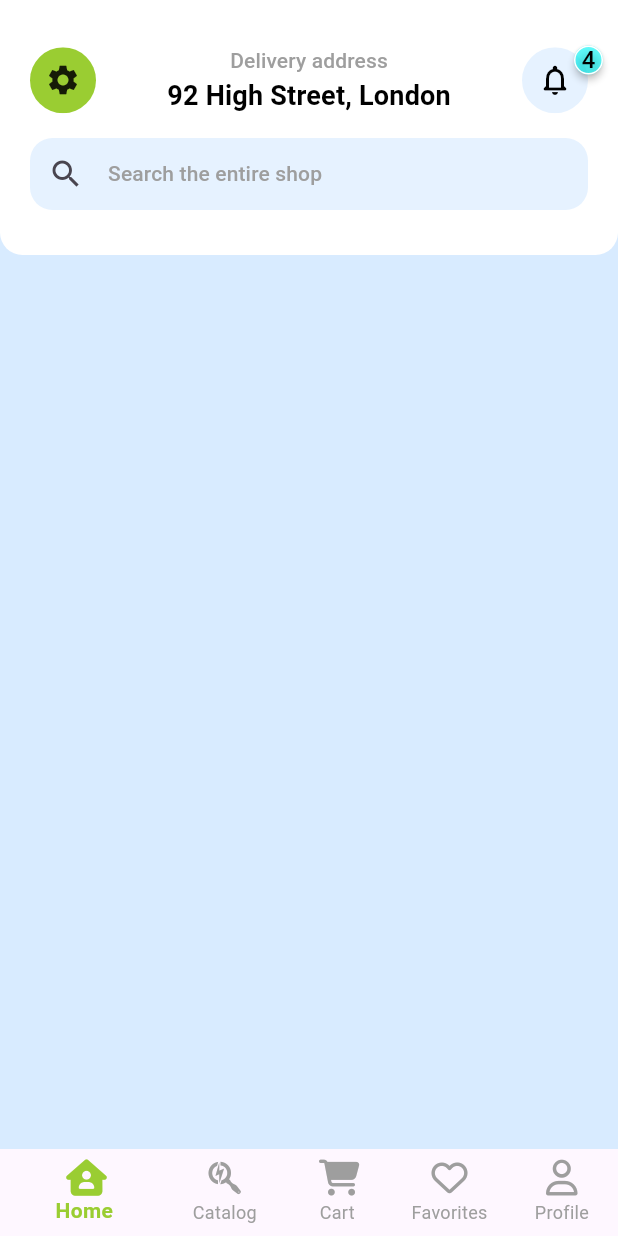
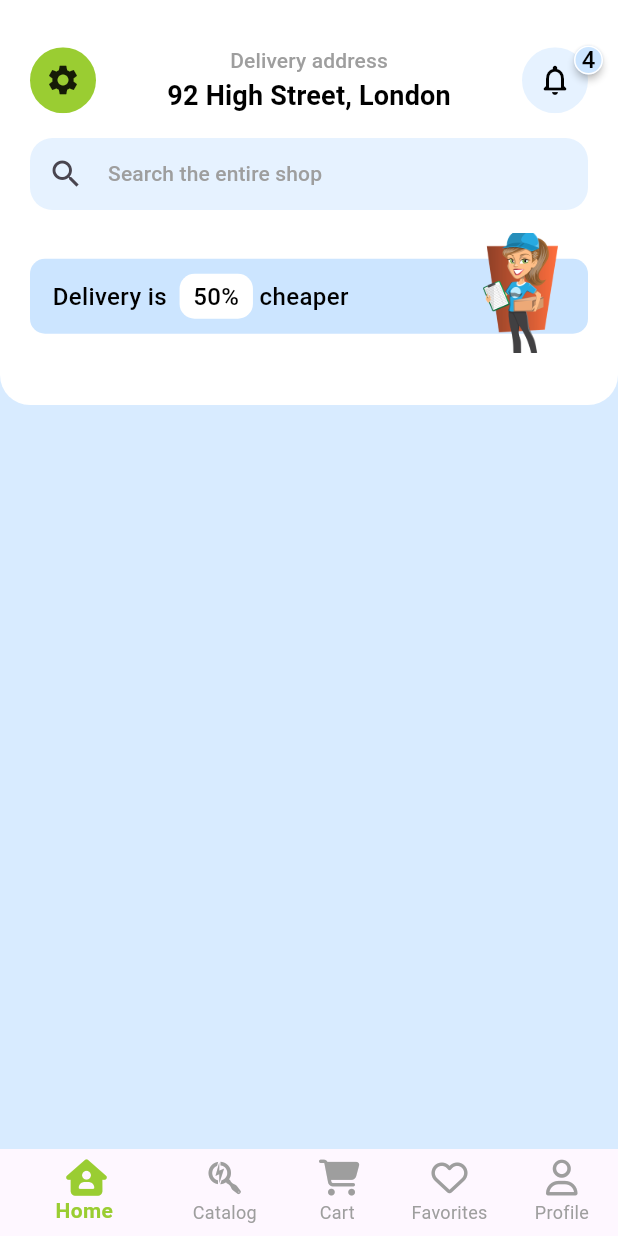
Before and after one commit to DevAdedoyin/gadget_store, a Flutter app: the screen it shows after launch, on a phone screen of 412 x 824 dp. Run offline on Flutter 3.47's test engine with Material 3 defaults, Android fonts, the phone set to English and light mode, and no system bars; drawn by our look-alikes of badges; our stand-ins replace flutter_riverpod, font_awesome_flutter, go_router, google_fonts; Roboto replaces fonts that are missing (Poppins).

Commit message:
HOME tab upper section completed

```diff
--- /dev/null
+++ b/lib/common/gaps.dart
@@ -0,0 +1,11 @@
+import 'package:flutter/cupertino.dart';
+
+import '../constants/gap_sizes.dart';
+
+verticalGap(double gap) => SizedBox(
+      height: gap,
+    );
+
+horizontalGap(double gap) => SizedBox(
+      width: gap,
+    );
--- a/lib/constants/colors.dart
+++ b/lib/constants/colors.dart
@@ -5,7 +5,7 @@ class AppColors {
   static Color greyColor = Colors.grey;
   static Color secondaryColor = const Color.fromRGBO(204, 229, 255, 0.5);
   static Color tertiaryColor = const Color.fromRGBO(154, 205, 50, 1);
-   static Color metaIconColor =  const Color.fromRGBO(0, 255, 255, 0.6);
-  static Color cambridgeBlue =  const Color.fromRGBO(163, 193, 173, 1);
-  //
+  static Color metaIconColor = const Color.fromRGBO(204, 229, 255, 1);
+  static Color cambridgeBlue = Colors.blue;
+//
 }
--- a/lib/screens/dashboard/dashboard_tabs/home_tab/home_tab_upper_sector.dart
+++ b/lib/screens/dashboard/dashboard_tabs/home_tab/home_tab_upper_sector.dart
@@ -1,6 +1,7 @@
 import 'package:flutter/cupertino.dart';
 import 'package:flutter/material.dart';
 import 'package:badges/badges.dart' as badges;
+import 'package:gadget_store/common/gaps.dart';
 import 'package:gadget_store/constants/colors.dart';
 import 'package:gadget_store/constants/gap_sizes.dart';
 
@@ -16,8 +17,8 @@ class HomeTabTop extends StatelessWidget {
       decoration: const BoxDecoration(
         color: Colors.white,
         borderRadius: BorderRadius.only(
-          bottomRight: Radius.circular(15),
-          bottomLeft: Radius.circular(15),
+          bottomRight: Radius.circular(20),
+          bottomLeft: Radius.circular(20),
         ),
       ),
       child: Column(
@@ -57,8 +58,8 @@ class HomeTabTop extends StatelessWidget {
               )
             ],
           ),
-          const SizedBox(
-            height: GapSizes.smallGap,
+          verticalGap(
+            GapSizes.smallGap,
           ),
           TextField(
             decoration: InputDecoration(
@@ -75,6 +76,50 @@ class HomeTabTop extends StatelessWidget {
                 borderRadius: BorderRadius.circular(15),
               ),
             ),
+          ),
+          verticalGap(
+            GapSizes.smallGap,
+          ),
+          Container(
+            height: 85,
+            child: Stack(
+              alignment: Alignment.center,
+              children: [
+                Container(
+                  height: 50,
+                  padding: const EdgeInsets.symmetric(
+                      vertical: GapSizes.smallerGap,
+                      horizontal: GapSizes.smallGap),
+                  decoration: BoxDecoration(
+                      borderRadius: BorderRadius.circular(10),
+                      color: AppColors.metaIconColor),
+                  width: double.maxFinite,
+                  child: Row(
+                    children: [
+                      const Text("Delivery is  "),
+                      Container(
+                          padding: const EdgeInsets.symmetric(
+                              vertical: 3, horizontal: 7),
+                          decoration: BoxDecoration(
+                              borderRadius: BorderRadius.circular(10),
+                              color: Colors.white),
+                          alignment: Alignment.center,
+                          child: const Text(
+                            "50% ",
+                            textAlign: TextAlign.center,
+                            style: TextStyle(),
+                          )),
+                      Text(" cheaper")
+                    ],
+                  ),
+                ),
+                Positioned(
+                  right: 20,
+                  top: 0,
+                  child: Image.asset("assets/images/delivery.png", height: 80, width: 50,fit: BoxFit.cover),
+                )
+              ],
+            ),
           )
         ],
       ),
--- a/pubspec.yaml
+++ b/pubspec.yaml
@@ -68,9 +68,9 @@ flutter:
   uses-material-design: true
 
   # To add assets to your application, add an assets section, like this:
-  # assets:
-  #   - images/a_dot_burr.jpeg
-  #   - images/a_dot_ham.jpeg
+  assets:
+    - assets/images/
+     #   - images/a_dot_ham.jpeg
 
   # An image asset can refer to one or more resolution-specific "variants", see
   # https://flutter.dev/assets-and-images/#resolution-aware
```
Also changed, not shown: assets/images/delivery.png (added).
